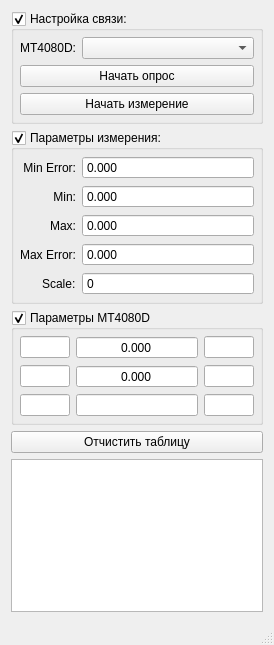
Above: MT4080D_AUTO_TRANS/mainwindow.ui from XRay3D/MT4080D before the change. Below: the same form after it.
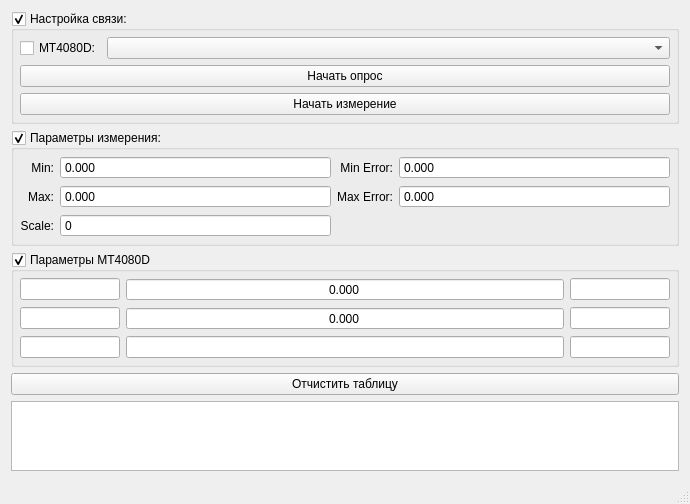
That is the form after the change. Icons and pictures are not drawn.

Patch:
```diff
--- a/MT4080D_AUTO_TRANS/mainwindow.ui
+++ b/MT4080D_AUTO_TRANS/mainwindow.ui
@@ -6,8 +6,8 @@
    <rect>
     <x>0</x>
     <y>0</y>
-    <width>274</width>
-    <height>645</height>
+    <width>690</width>
+    <height>484</height>
    </rect>
   </property>
   <widget class="QWidget" name="centralWidget">
@@ -33,7 +33,14 @@
        <property name="bottomMargin">
         <number>6</number>
        </property>
-       <item row="1" column="0" colspan="2">
+       <item row="0" column="1">
+        <widget class="QCheckBox" name="checkBox">
+         <property name="text">
+          <string>MT4080D:</string>
+         </property>
+        </widget>
+       </item>
+       <item row="1" column="1" colspan="2">
         <widget class="QPushButton" name="pushButton">
          <property name="text">
           <string>Начать опрос</string>
@@ -47,7 +54,7 @@
          </property>
         </widget>
        </item>
-       <item row="0" column="1">
+       <item row="0" column="2">
         <widget class="QComboBox" name="comboBoxMt4080">
          <property name="sizePolicy">
           <sizepolicy hsizetype="MinimumExpanding" vsizetype="Fixed">
@@ -57,17 +64,7 @@
          </property>
         </widget>
        </item>
-       <item row="0" column="0">
-        <widget class="QLabel" name="label_5">
-         <property name="text">
-          <string>MT4080D:</string>
-         </property>
-         <property name="alignment">
-          <set>Qt::AlignRight|Qt::AlignTrailing|Qt::AlignVCenter</set>
-         </property>
-        </widget>
-       </item>
-       <item row="2" column="0" colspan="2">
+       <item row="2" column="1" colspan="2">
         <widget class="QPushButton" name="pushButtonStartStopMeas">
          <property name="text">
           <string>Начать измерение</string>
@@ -92,10 +89,7 @@
       <property name="checkable">
        <bool>true</bool>
       </property>
-      <layout class="QFormLayout" name="formLayout">
-       <property name="labelAlignment">
-        <set>Qt::AlignRight|Qt::AlignTrailing|Qt::AlignVCenter</set>
-       </property>
+      <layout class="QGridLayout" name="gridLayout_3">
        <property name="leftMargin">
         <number>6</number>
        </property>
@@ -108,18 +102,14 @@
        <property name="bottomMargin">
         <number>6</number>
        </property>
-       <item row="0" column="0">
-        <widget class="QLabel" name="lbSettings_1">
-         <property name="text">
-          <string>Min Error:</string>
-         </property>
-         <property name="alignment">
-          <set>Qt::AlignRight|Qt::AlignTrailing|Qt::AlignVCenter</set>
-         </property>
-        </widget>
-       </item>
-       <item row="0" column="1">
+       <item row="0" column="3">
         <widget class="QDoubleSpinBox" name="dsbMinErr">
+         <property name="sizePolicy">
+          <sizepolicy hsizetype="Expanding" vsizetype="Fixed">
+           <horstretch>0</horstretch>
+           <verstretch>0</verstretch>
+          </sizepolicy>
+         </property>
          <property name="readOnly">
           <bool>false</bool>
          </property>
@@ -134,18 +124,14 @@
          </property>
         </widget>
        </item>
-       <item row="1" column="0">
-        <widget class="QLabel" name="lbSettings_2">
-         <property name="text">
-          <string>Min:</string>
-         </property>
-         <property name="alignment">
-          <set>Qt::AlignRight|Qt::AlignTrailing|Qt::AlignVCenter</set>
-         </property>
-        </widget>
-       </item>
-       <item row="1" column="1">
+       <item row="0" column="1">
         <widget class="QDoubleSpinBox" name="dsbMin">
+         <property name="sizePolicy">
+          <sizepolicy hsizetype="Expanding" vsizetype="Fixed">
+           <horstretch>0</horstretch>
+           <verstretch>0</verstretch>
+          </sizepolicy>
+         </property>
          <property name="readOnly">
           <bool>false</bool>
          </property>
@@ -170,57 +156,54 @@
          </property>
         </widget>
        </item>
-       <item row="2" column="1">
-        <widget class="QDoubleSpinBox" name="dsbMax">
-         <property name="readOnly">
-          <bool>false</bool>
-         </property>
-         <property name="buttonSymbols">
-          <enum>QAbstractSpinBox::NoButtons</enum>
-         </property>
-         <property name="decimals">
-          <number>3</number>
-         </property>
-         <property name="maximum">
-          <double>1000000.000000000000000</double>
-         </property>
-        </widget>
-       </item>
-       <item row="3" column="0">
-        <widget class="QLabel" name="lbSettings_4">
-         <property name="text">
-          <string>Max Error:</string>
-         </property>
-         <property name="alignment">
-          <set>Qt::AlignRight|Qt::AlignTrailing|Qt::AlignVCenter</set>
-         </property>
-        </widget>
-       </item>
-       <item row="3" column="1">
-        <widget class="QDoubleSpinBox" name="dsbMaxErr">
-         <property name="readOnly">
-          <bool>false</bool>
-         </property>
-         <property name="buttonSymbols">
-          <enum>QAbstractSpinBox::NoButtons</enum>
-         </property>
-         <property name="decimals">
-          <number>3</number>
-         </property>
-         <property name="maximum">
-          <double>1000000.000000000000000</double>
-         </property>
-        </widget>
-       </item>
        <item row="4" column="0">
         <widget class="QLabel" name="label">
          <property name="text">
           <string>Scale:</string>
          </property>
+         <property name="alignment">
+          <set>Qt::AlignRight|Qt::AlignTrailing|Qt::AlignVCenter</set>
+         </property>
+        </widget>
+       </item>
+       <item row="2" column="2">
+        <widget class="QLabel" name="lbSettings_4">
+         <property name="text">
+          <string>Max Error:</string>
+         </property>
+         <property name="alignment">
+          <set>Qt::AlignRight|Qt::AlignTrailing|Qt::AlignVCenter</set>
+         </property>
+        </widget>
+       </item>
+       <item row="0" column="0">
+        <widget class="QLabel" name="lbSettings_2">
+         <property name="text">
+          <string>Min:</string>
+         </property>
+         <property name="alignment">
+          <set>Qt::AlignRight|Qt::AlignTrailing|Qt::AlignVCenter</set>
+         </property>
+        </widget>
+       </item>
+       <item row="0" column="2">
+        <widget class="QLabel" name="lbSettings_1">
+         <property name="text">
+          <string>Min Error:</string>
+         </property>
+         <property name="alignment">
+          <set>Qt::AlignRight|Qt::AlignTrailing|Qt::AlignVCenter</set>
+         </property>
         </widget>
        </item>
        <item row="4" column="1">
         <widget class="QSpinBox" name="sbScale">
+         <property name="sizePolicy">
+          <sizepolicy hsizetype="Expanding" vsizetype="Fixed">
+           <horstretch>0</horstretch>
+           <verstretch>0</verstretch>
+          </sizepolicy>
+         </property>
          <property name="buttonSymbols">
           <enum>QAbstractSpinBox::NoButtons</enum>
          </property>
@@ -232,6 +215,50 @@
          </property>
         </widget>
        </item>
+       <item row="2" column="1">
+        <widget class="QDoubleSpinBox" name="dsbMax">
+         <property name="sizePolicy">
+          <sizepolicy hsizetype="Expanding" vsizetype="Fixed">
+           <horstretch>0</horstretch>
+           <verstretch>0</verstretch>
+          </sizepolicy>
+         </property>
+         <property name="readOnly">
+          <bool>false</bool>
+         </property>
+         <property name="buttonSymbols">
+          <enum>QAbstractSpinBox::NoButtons</enum>
+         </property>
+         <property name="decimals">
+          <number>3</number>
+         </property>
+         <property name="maximum">
+          <double>1000000.000000000000000</double>
+         </property>
+        </widget>
+       </item>
+       <item row="2" column="3">
+        <widget class="QDoubleSpinBox" name="dsbMaxErr">
+         <property name="sizePolicy">
+          <sizepolicy hsizetype="Expanding" vsizetype="Fixed">
+           <horstretch>0</horstretch>
+           <verstretch>0</verstretch>
+          </sizepolicy>
+         </property>
+         <property name="readOnly">
+          <bool>false</bool>
+         </property>
+         <property name="buttonSymbols">
+          <enum>QAbstractSpinBox::NoButtons</enum>
+         </property>
+         <property name="decimals">
+          <number>3</number>
+         </property>
+         <property name="maximum">
+          <double>1000000.000000000000000</double>
+         </property>
+        </widget>
+       </item>
       </layout>
      </widget>
     </item>
@@ -256,11 +283,24 @@
        <property name="bottomMargin">
         <number>6</number>
        </property>
+       <item row="2" column="0">
+        <widget class="QLineEdit" name="lineEdit_1">
+         <property name="maximumSize">
+          <size>
+           <width>100</width>
+           <height>16777215</height>
+          </size>
+         </property>
+         <property name="alignment">
+          <set>Qt::AlignCenter</set>
+         </property>
+        </widget>
+       </item>
        <item row="3" column="2">
         <widget class="QLineEdit" name="lineEdit_6">
          <property name="maximumSize">
           <size>
-           <width>50</width>
+           <width>100</width>
            <height>16777215</height>
           </size>
          </property>
@@ -269,11 +309,11 @@
          </property>
         </widget>
        </item>
-       <item row="2" column="0">
-        <widget class="QLineEdit" name="lineEdit_1">
+       <item row="4" column="0">
+        <widget class="QLineEdit" name="lineEdit_7">
          <property name="maximumSize">
           <size>
-           <width>50</width>
+           <width>100</width>
            <height>16777215</height>
           </size>
          </property>
@@ -282,11 +322,36 @@
          </property>
         </widget>
        </item>
+       <item row="2" column="1">
+        <widget class="QDoubleSpinBox" name="lineEdit_2">
+         <property name="sizePolicy">
+          <sizepolicy hsizetype="Preferred" vsizetype="Fixed">
+           <horstretch>0</horstretch>
+           <verstretch>0</verstretch>
+          </sizepolicy>
+         </property>
+         <property name="alignment">
+          <set>Qt::AlignCenter</set>
+         </property>
+         <property name="readOnly">
+          <bool>true</bool>
+         </property>
+         <property name="buttonSymbols">
+          <enum>QAbstractSpinBox::NoButtons</enum>
+         </property>
+         <property name="decimals">
+          <number>3</number>
+         </property>
+         <property name="maximum">
+          <double>1.000000000000000</double>
+         </property>
+        </widget>
+       </item>
        <item row="2" column="2">
         <widget class="QLineEdit" name="lineEdit_3">
          <property name="maximumSize">
           <size>
-           <width>50</width>
+           <width>100</width>
            <height>16777215</height>
           </size>
          </property>
@@ -295,11 +360,36 @@
          </property>
         </widget>
        </item>
+       <item row="3" column="1">
+        <widget class="QDoubleSpinBox" name="lineEdit_5">
+         <property name="sizePolicy">
+          <sizepolicy hsizetype="Preferred" vsizetype="Fixed">
+           <horstretch>0</horstretch>
+           <verstretch>0</verstretch>
+          </sizepolicy>
+         </property>
+         <property name="alignment">
+          <set>Qt::AlignCenter</set>
+         </property>
+         <property name="readOnly">
+          <bool>true</bool>
+         </property>
+         <property name="buttonSymbols">
+          <enum>QAbstractSpinBox::NoButtons</enum>
+         </property>
+         <property name="decimals">
+          <number>3</number>
+         </property>
+         <property name="maximum">
+          <double>1.000000000000000</double>
+         </property>
+        </widget>
+       </item>
        <item row="3" column="0">
         <widget class="QLineEdit" name="lineEdit_4">
          <property name="maximumSize">
           <size>
-           <width>50</width>
+           <width>100</width>
            <height>16777215</height>
           </size>
          </property>
@@ -308,31 +398,11 @@
          </property>
         </widget>
        </item>
-       <item row="4" column="0">
-        <widget class="QLineEdit" name="lineEdit_7">
-         <property name="maximumSize">
-          <size>
-           <width>50</width>
-           <height>16777215</height>
-          </size>
-         </property>
-         <property name="alignment">
-          <set>Qt::AlignCenter</set>
-         </property>
-        </widget>
-       </item>
-       <item row="4" column="1">
-        <widget class="QLineEdit" name="lineEdit_8">
-         <property name="alignment">
-          <set>Qt::AlignCenter</set>
-         </property>
-        </widget>
-       </item>
        <item row="4" column="2">
         <widget class="QLineEdit" name="lineEdit_9">
          <property name="maximumSize">
           <size>
-           <width>50</width>
+           <width>100</width>
            <height>16777215</height>
           </size>
          </property>
@@ -341,29 +411,10 @@
          </property>
         </widget>
        </item>
-       <item row="3" column="1">
-        <widget class="QDoubleSpinBox" name="lineEdit_5">
-         <property name="alignment">
-          <set>Qt::AlignCenter</set>
-         </property>
-         <property name="readOnly">
-          <bool>true</bool>
-         </property>
-         <property name="buttonSymbols">
-          <enum>QAbstractSpinBox::NoButtons</enum>
-         </property>
-         <property name="decimals">
-          <number>3</number>
-         </property>
-         <property name="maximum">
-          <double>1.000000000000000</double>
-         </property>
-        </widget>
-       </item>
-       <item row="2" column="1">
-        <widget class="QDoubleSpinBox" name="lineEdit_2">
+       <item row="4" column="1">
+        <widget class="QLineEdit" name="lineEdit_8">
          <property name="sizePolicy">
-          <sizepolicy hsizetype="Expanding" vsizetype="Fixed">
+          <sizepolicy hsizetype="Preferred" vsizetype="Fixed">
            <horstretch>0</horstretch>
            <verstretch>0</verstretch>
           </sizepolicy>
@@ -371,18 +422,6 @@
          <property name="alignment">
           <set>Qt::AlignCenter</set>
          </property>
-         <property name="readOnly">
-          <bool>true</bool>
-         </property>
-         <property name="buttonSymbols">
-          <enum>QAbstractSpinBox::NoButtons</enum>
-         </property>
-         <property name="decimals">
-          <number>3</number>
-         </property>
-         <property name="maximum">
-          <double>1.000000000000000</double>
-         </property>
         </widget>
        </item>
       </layout>
@@ -396,7 +435,7 @@
      </widget>
     </item>
     <item>
-     <widget class="QListWidget" name="listWidget"/>
+     <widget class="QTableView" name="tableView"/>
     </item>
    </layout>
   </widget>
@@ -405,8 +444,8 @@
     <rect>
      <x>0</x>
      <y>0</y>
-     <width>274</width>
-     <height>21</height>
+     <width>690</width>
+     <height>22</height>
     </rect>
    </property>
   </widget>
```
